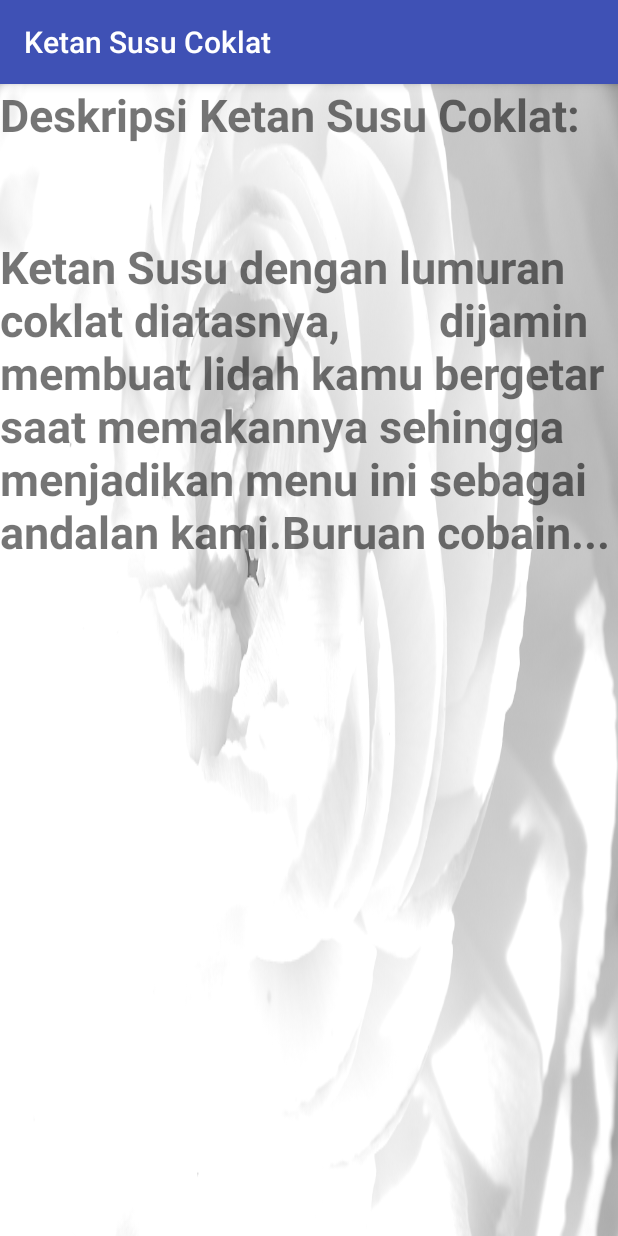
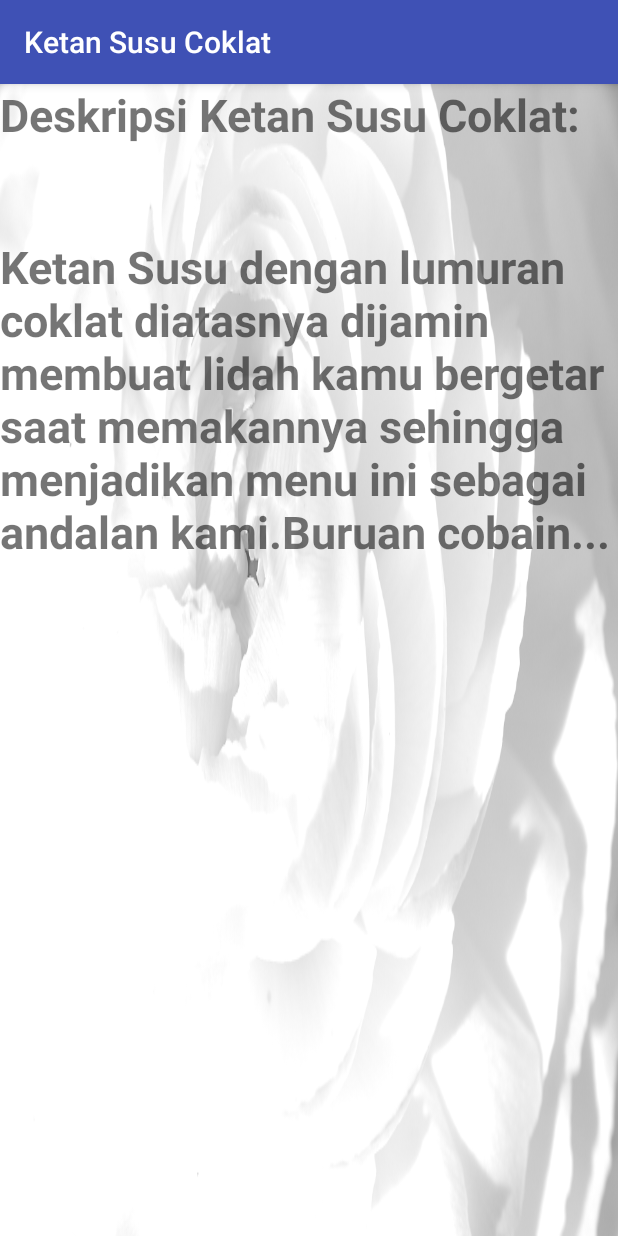
Before and after one commit to NandaCPT/Tugastilu, an Android app: the MenuA screen opened directly, with no data from a screen before it, on a phone screen of 412 x 824 dp. Run offline under Robolectric (Android 15) with nearby library versions, the phone set to English and light mode, and no system bars.

Commit message:
first commit

```diff
--- a/app/build.gradle
+++ b/app/build.gradle
@@ -25,8 +25,8 @@ dependencies {
         exclude group: 'com.android.support', module: 'support-annotations'
     })
 
-    compile 'com.android.support:appcompat-v7:25.0.0'
-    compile 'com.android.support.constraint:constraint-layout:1.0.2'
+    compile 'com.android.support:appcompat-v7:25.2.0'
+    compile 'com.android.support.constraint:constraint-layout:1.0.0-alpha7'
     compile 'com.android.support:cardview-v7:25.0.0'
     compile 'de.hdodenhof:circleimageview:2.1.0'
     testCompile 'junit:junit:4.12'
--- a/app/src/main/res/layout/activity_menu_b.xml
+++ b/app/src/main/res/layout/activity_menu_b.xml
@@ -26,9 +26,7 @@
         android:id="@+id/textView"/>
 
     <TextView
-        android:text="Ketan Susu dengan perpaduan Es Krim diatasnya,
-        dijamin bisa membuat lidah kamu meleleh saat memakannya,
-        menjadikan menu ini sebagai andalan kami.Buruan cobain..."
+        android:text="Ketan Susu dengan perpaduan Es Krim diatasnya,dijamin bisa membuat lidah kamu meleleh saat memakannya,menjadikan menu ini sebagai andalan kami.Buruan cobain..."
         android:textStyle="bold"
         android:textSize="@dimen/text_16"
         android:layout_width="wrap_content"
--- a/app/src/main/res/layout/activity_menu_c.xml
+++ b/app/src/main/res/layout/activity_menu_c.xml
@@ -26,9 +26,7 @@
         android:id="@+id/textView"/>
 
     <TextView
-        android:text="Ketan Susu dengan rasa original,
-        karena kesuciannya ini tanpa dipadukan apa apa
-        membuat menu ini lain dari yang lain.Buruan cobain..."
+        android:text="Ketan Susu dengan rasa original,karena kesuciannya ini tanpa dipadukan apa apa membuat menu ini lain dari yang lain.Buruan cobain..."
         android:textStyle="bold"
         android:textSize="@dimen/text_16"
         android:layout_width="wrap_content"
--- a/app/src/main/res/layout/activity_menu_d.xml
+++ b/app/src/main/res/layout/activity_menu_d.xml
@@ -26,9 +26,7 @@
         android:id="@+id/textView"/>
 
     <TextView
-        android:text="Ketan Susu dengan perpaduan keju yang menambah
-        cita rasa asin asin manis yang sangat unik dijamin membuat
-        lidah kamu tergelitik.Buruan cobain..."
+        android:text="Ketan Susu dengan perpaduan keju yang menambah cita rasa asin asin manis yang sangat unik dijamin membuat lidah kamu tergelitik.Buruan cobain..."
         android:textStyle="bold"
         android:textSize="@dimen/text_16"
         android:layout_width="wrap_content"
--- a/app/src/main/res/layout/activity_menu_e.xml
+++ b/app/src/main/res/layout/activity_menu_e.xml
@@ -26,8 +26,7 @@
         android:id="@+id/textView"/>
 
     <TextView
-        android:text="Ketan Susu dengan perpaduan buah durian yang
-        sudah terkenal akan cita rasanya yang wuenak bingitzzz.Buruan cobain..."
+        android:text="Ketan Susu dengan perpaduan buah durian yang sudah terkenal akan cita rasanya yang wuenak bingitzzz.Buruan cobain..."
         android:textStyle="bold"
         android:textSize="@dimen/text_16"
         android:layout_width="wrap_content"
--- a/app/src/main/res/layout/activity_menua.xml
+++ b/app/src/main/res/layout/activity_menua.xml
@@ -26,9 +26,7 @@
         android:id="@+id/textView"/>
 
     <TextView
-        android:text="Ketan Susu dengan lumuran coklat diatasnya,
-        dijamin membuat lidah kamu bergetar saat memakannya sehingga
-        menjadikan menu ini sebagai andalan kami.Buruan cobain..."
+        android:text="Ketan Susu dengan lumuran coklat diatasnya dijamin membuat lidah kamu bergetar saat memakannya sehingga menjadikan menu ini sebagai andalan kami.Buruan cobain..."
         android:textStyle="bold"
         android:textSize="@dimen/text_16"
         android:layout_width="wrap_content"
```
